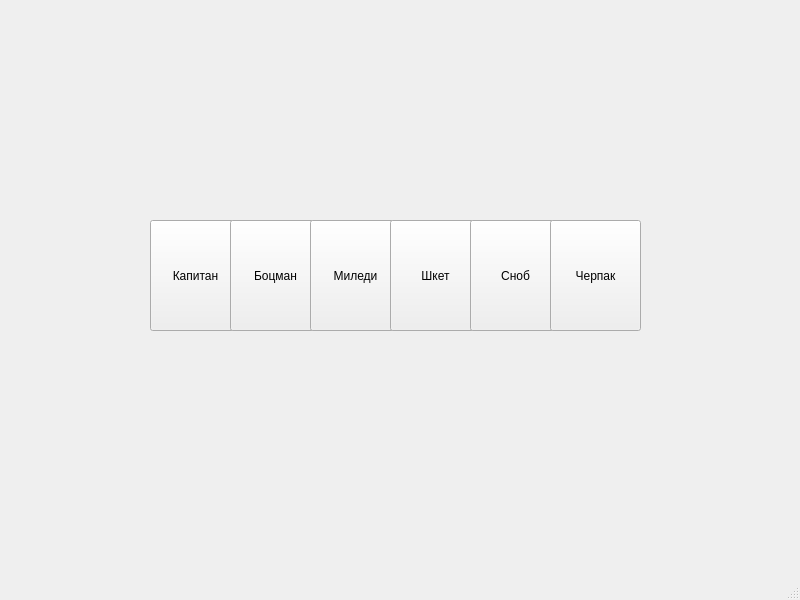
The window that src/ui/lifeboat/lifeboat.ui (Diplodock/LifeboatProject) describes before a commit, drawn with Qt 5.
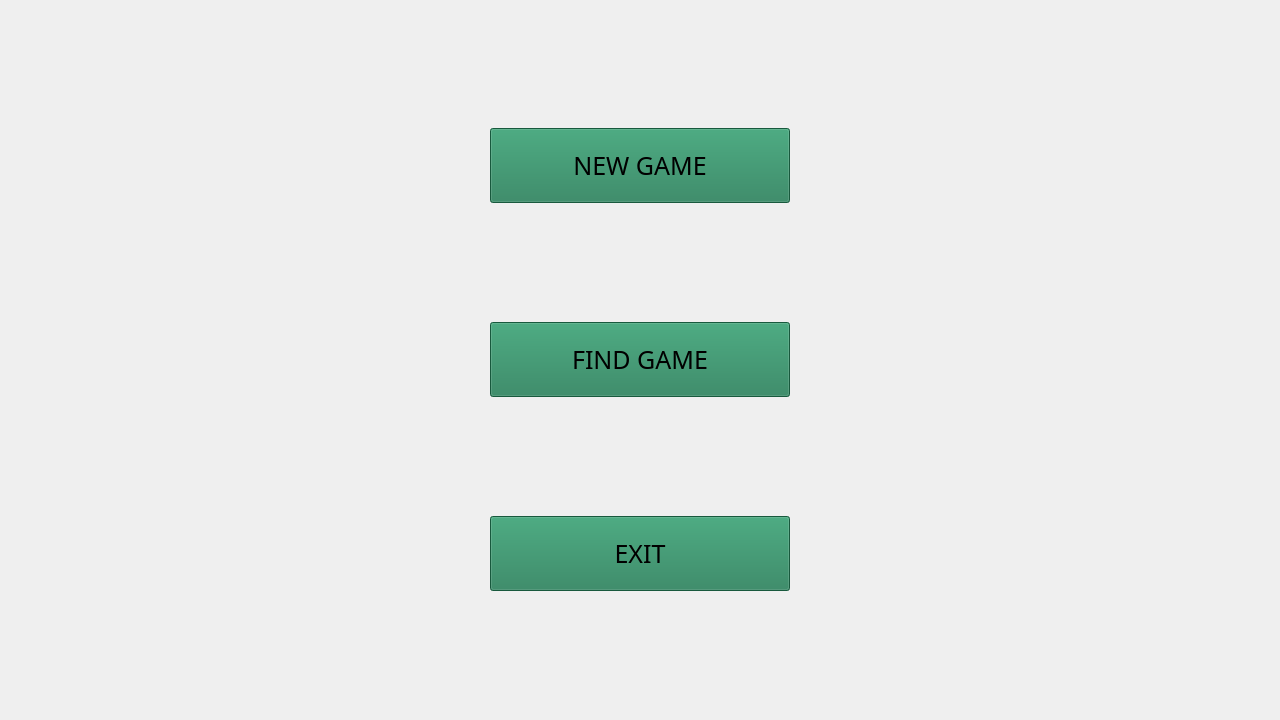
The same window after the commit. Icons and pictures are not drawn.

What changed in the file:
```diff
--- a/src/ui/lifeboat/lifeboat.ui
+++ b/src/ui/lifeboat/lifeboat.ui
@@ -6,122 +6,116 @@
    <rect>
     <x>0</x>
     <y>0</y>
-    <width>800</width>
-    <height>600</height>
+    <width>1280</width>
+    <height>720</height>
    </rect>
   </property>
   <property name="windowTitle">
    <string>Lifeboat</string>
   </property>
+  <property name="autoFillBackground">
+   <bool>false</bool>
+  </property>
   <property name="styleSheet">
    <string notr="true"/>
   </property>
   <widget class="QWidget" name="centralwidget">
-   <widget class="QPushButton" name="pushButton">
-    <property name="geometry">
-     <rect>
-      <x>150</x>
-      <y>220</y>
-      <width>91</width>
-      <height>111</height>
-     </rect>
-    </property>
-    <property name="mouseTracking">
-     <bool>false</bool>
-    </property>
-    <property name="text">
-     <string>Капитан</string>
-    </property>
-    <property name="checkable">
-     <bool>true</bool>
-    </property>
-    <property name="checked">
-     <bool>false</bool>
-    </property>
-    <property name="flat">
-     <bool>false</bool>
-    </property>
-   </widget>
-   <widget class="QPushButton" name="pushButton_2">
-    <property name="geometry">
-     <rect>
-      <x>230</x>
-      <y>220</y>
-      <width>91</width>
-      <height>111</height>
-     </rect>
-    </property>
-    <property name="text">
-     <string>Боцман</string>
-    </property>
-    <property name="checkable">
-     <bool>true</bool>
-    </property>
-   </widget>
-   <widget class="QPushButton" name="pushButton_3">
-    <property name="geometry">
-     <rect>
-      <x>310</x>
-      <y>220</y>
-      <width>91</width>
-      <height>111</height>
-     </rect>
-    </property>
-    <property name="text">
-     <string>Миледи</string>
-    </property>
-    <property name="checkable">
-     <bool>true</bool>
-    </property>
-   </widget>
-   <widget class="QPushButton" name="pushButton_4">
-    <property name="geometry">
-     <rect>
-      <x>390</x>
-      <y>220</y>
-      <width>91</width>
-      <height>111</height>
-     </rect>
-    </property>
-    <property name="text">
-     <string>Шкет</string>
-    </property>
-    <property name="checkable">
-     <bool>true</bool>
-    </property>
-   </widget>
-   <widget class="QPushButton" name="pushButton_5">
-    <property name="geometry">
-     <rect>
-      <x>470</x>
-      <y>220</y>
-      <width>91</width>
-      <height>111</height>
-     </rect>
-    </property>
-    <property name="text">
-     <string>Сноб</string>
-    </property>
-    <property name="checkable">
-     <bool>true</bool>
-    </property>
-   </widget>
-   <widget class="QPushButton" name="pushButton_6">
-    <property name="geometry">
-     <rect>
-      <x>550</x>
-      <y>220</y>
-      <width>91</width>
-      <height>111</height>
-     </rect>
-    </property>
-    <property name="text">
-     <string>Черпак</string>
-    </property>
-    <property name="checkable">
-     <bool>true</bool>
-    </property>
-   </widget>
+   <property name="autoFillBackground">
+    <bool>false</bool>
+   </property>
+   <property name="styleSheet">
+    <string notr="true">.QWidget {
+ background-image:url(:/resources/background.jpg) 0 0 0 0 stretch stretch;
+ border-width: 0px;
+}</string>
+   </property>
+   <layout class="QHBoxLayout" name="horizontalLayout">
+    <item>
+     <layout class="QVBoxLayout" name="verticalLayout">
+      <property name="spacing">
+       <number>0</number>
+      </property>
+      <item alignment="Qt::AlignHCenter">
+       <widget class="QPushButton" name="_new_game">
+        <property name="sizePolicy">
+         <sizepolicy hsizetype="Maximum" vsizetype="Fixed">
+          <horstretch>0</horstretch>
+          <verstretch>0</verstretch>
+         </sizepolicy>
+        </property>
+        <property name="minimumSize">
+         <size>
+          <width>300</width>
+          <height>75</height>
+         </size>
+        </property>
+        <property name="autoFillBackground">
+         <bool>false</bool>
+        </property>
+        <property name="styleSheet">
+         <string notr="true">background-color: rgb(34, 125, 86);
+font-size: 25px;
+font-family: Arial Black</string>
+        </property>
+        <property name="text">
+         <string>NEW GAME</string>
+        </property>
+        <property name="flat">
+         <bool>false</bool>
+        </property>
+       </widget>
+      </item>
+      <item alignment="Qt::AlignHCenter">
+       <widget class="QPushButton" name="_find_game">
+        <property name="sizePolicy">
+         <sizepolicy hsizetype="Maximum" vsizetype="Fixed">
+          <horstretch>0</horstretch>
+          <verstretch>0</verstretch>
+         </sizepolicy>
+        </property>
+        <property name="minimumSize">
+         <size>
+          <width>300</width>
+          <height>75</height>
+         </size>
+        </property>
+        <property name="styleSheet">
+         <string notr="true">background-color: rgb(34, 125, 86);
+font-size: 25px;
+font-family: Arial Black</string>
+        </property>
+        <property name="text">
+         <string>FIND GAME</string>
+        </property>
+       </widget>
+      </item>
+      <item alignment="Qt::AlignHCenter">
+       <widget class="QPushButton" name="_exit">
+        <property name="sizePolicy">
+         <sizepolicy hsizetype="Maximum" vsizetype="Fixed">
+          <horstretch>0</horstretch>
+          <verstretch>0</verstretch>
+         </sizepolicy>
+        </property>
+        <property name="minimumSize">
+         <size>
+          <width>300</width>
+          <height>75</height>
+         </size>
+        </property>
+        <property name="styleSheet">
+         <string notr="true">background-color: rgb(34, 125, 86);
+font-size: 25px;
+font-family: Arial Black</string>
+        </property>
+        <property name="text">
+         <string>EXIT</string>
+        </property>
+       </widget>
+      </item>
+     </layout>
+    </item>
+   </layout>
   </widget>
   <widget class="QMenuBar" name="menubar">
    <property name="geometry">
@@ -133,7 +127,6 @@
     </rect>
    </property>
   </widget>
-  <widget class="QStatusBar" name="statusbar"/>
  </widget>
  <resources/>
  <connections/>
```
Left out of the diff: 2 changed lines with no effect on the pictures.
